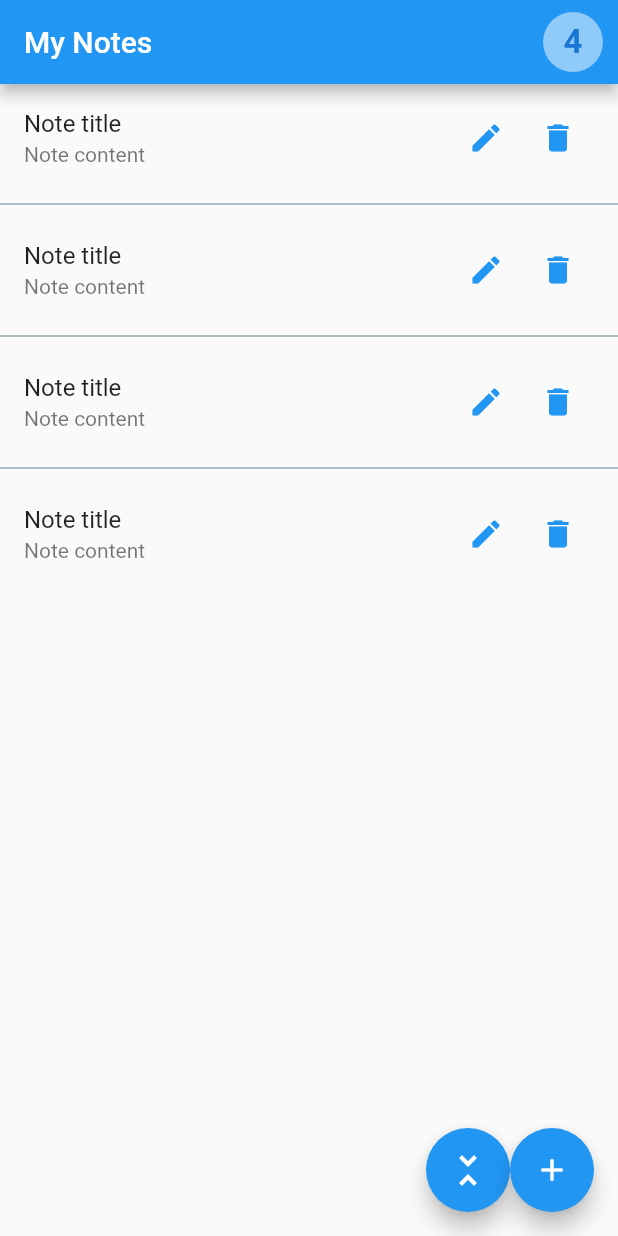
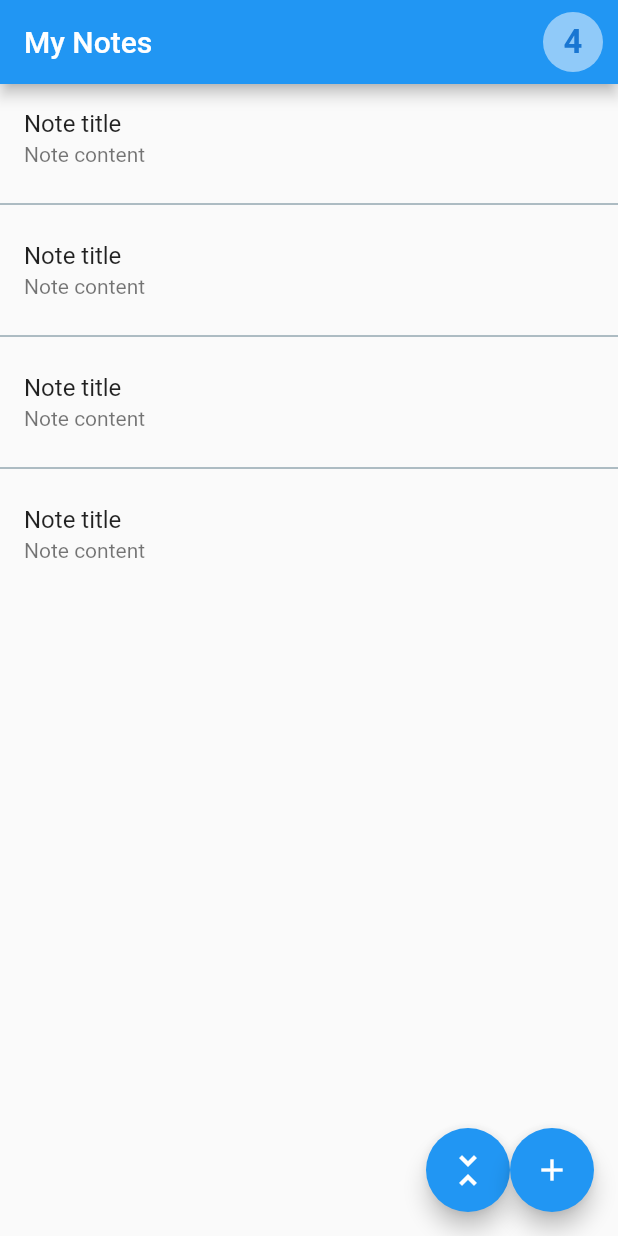
Before and after one commit to Fatin-A/Final-starter-code, a Flutter app: the screen it shows after launch, on a phone screen of 412 x 824 dp. Run offline on Flutter 3.47's test engine with Material 2 defaults, Android fonts, the phone set to English and light mode, and no system bars; our stand-ins replace firebase_auth; accounts and stored records are empty.

Commit message:
update B5

```diff
--- a/lib/home_screen.dart
+++ b/lib/home_screen.dart
@@ -15,7 +15,7 @@ class HomeScreen extends StatefulWidget {
 class _HomeScreen extends State<HomeScreen> {
   bool isReadmore = true;
   bool click = true;
-  // bool isVisible = false;
+  bool isVisible = false;
 
   @override
   Widget build(BuildContext context) {
@@ -46,14 +46,21 @@ class _HomeScreen extends State<HomeScreen> {
             child: Row(
               mainAxisAlignment: MainAxisAlignment.end,
               children: [
-                IconButton(
+                Visibility(
+                  visible: isVisible,
+                  child: IconButton(
                     icon: const Icon(Icons.edit, color: Colors.blue),
                     onPressed: () {
-                    Navigator.push(context,
-                        MaterialPageRoute(builder: (context) => EditScreen()));
+                      Navigator.push(
+                          context,
+                          MaterialPageRoute(
+                              builder: (context) => EditScreen()));
                     },
                   ),
-                IconButton(
+                ),
+                Visibility(
+                  visible: isVisible,
+                  child: IconButton(
                     icon: const Icon(
                       Icons.delete,
                       color: Colors.blue,
@@ -62,6 +69,7 @@ class _HomeScreen extends State<HomeScreen> {
                       deleteDocument('noteId');
                     },
                   ),
+                ),
               ],
             ),
           ),
@@ -69,9 +77,7 @@ class _HomeScreen extends State<HomeScreen> {
           subtitle: const Text('Note content'),
           onTap: () {},
           onLongPress: () {
-            // setState(() {
-            //   isReadmore = !isReadmore;
-            // });
+            showToast();
           },
         ),
       ),
@@ -107,6 +113,12 @@ class _HomeScreen extends State<HomeScreen> {
     );
   }
 
+  void showToast() {
+    setState(() {
+      isVisible = !isVisible;
+    });
+  }
+
   Future<http.Response> deleteDocument(String id) async {
     final http.Response response = await http.delete(
       Uri.parse('https://jsonplaceholder.typicode.com/notes/$id'),
```
Also changed, not shown: lib/edit_screen.dart (+8 -2 lines). Lines whose indentation alone changed are shown as unchanged.
